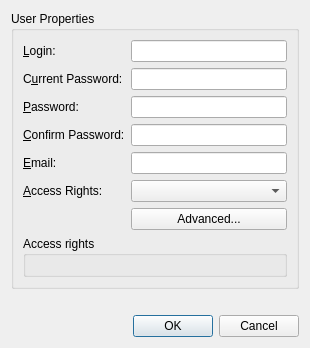
networkoptix/nx_open, file client/src/ui/dialogs/user_settings_dialog.ui: the form before one commit.
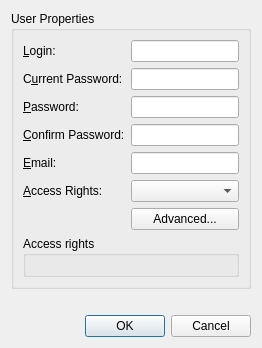
The form after the commit.

Patch:
```diff
--- a/client/src/ui/dialogs/user_settings_dialog.ui
+++ b/client/src/ui/dialogs/user_settings_dialog.ui
@@ -6,8 +6,8 @@
    <rect>
     <x>0</x>
     <y>0</y>
-    <width>310</width>
-    <height>389</height>
+    <width>317</width>
+    <height>379</height>
    </rect>
   </property>
   <property name="sizePolicy">
@@ -21,12 +21,17 @@
   </property>
   <layout class="QVBoxLayout" name="verticalLayout">
    <property name="sizeConstraint">
-    <enum>QLayout::SetMinAndMaxSize</enum>
+    <enum>QLayout::SetFixedSize</enum>
+   </property>
+   <item>
+    <layout class="QVBoxLayout" name="dialogLayout">
+     <property name="sizeConstraint">
+      <enum>QLayout::SetFixedSize</enum>
    </property>
    <item>
     <widget class="QGroupBox" name="groupBox">
      <property name="sizePolicy">
-      <sizepolicy hsizetype="Expanding" vsizetype="Fixed">
+        <sizepolicy hsizetype="Preferred" vsizetype="Fixed">
        <horstretch>0</horstretch>
        <verstretch>0</verstretch>
       </sizepolicy>
@@ -197,6 +202,8 @@
     </widget>
    </item>
   </layout>
+   </item>
+  </layout>
  </widget>
  <tabstops>
   <tabstop>loginEdit</tabstop>
```
Left out of the diff: 1 changed line with no effect on the pictures. Lines whose indentation alone changed are shown as unchanged.
